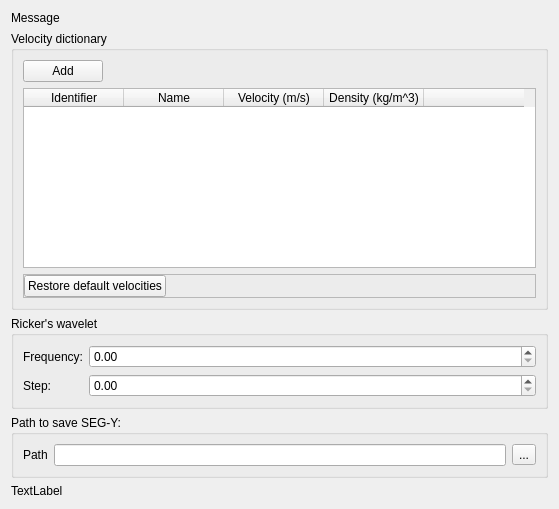
The window that console/SegyCreationPage.ui (feliperails/syntheticseis) describes before a commit, drawn with Qt 5.
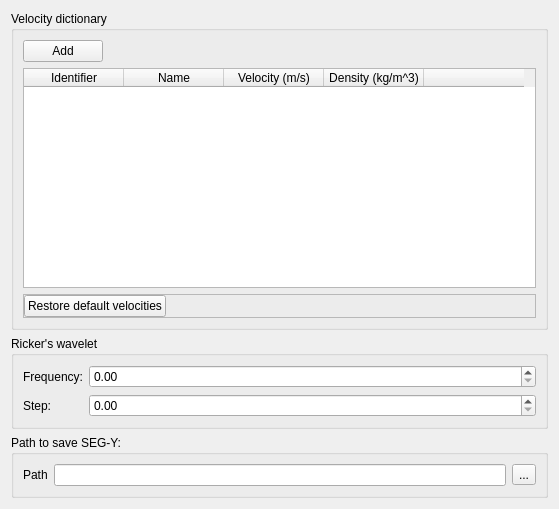
The same window after the commit.

Commit message: [TASK] Acertos nas velocidades e no texto do widget

The edit to the form file:
```diff
--- a/console/SegyCreationPage.ui
+++ b/console/SegyCreationPage.ui
@@ -23,19 +23,6 @@
    <string notr="true"/>
   </property>
   <layout class="QVBoxLayout" name="verticalLayout_2">
-   <item>
-    <widget class="QLabel" name="label_4">
-     <property name="sizePolicy">
-      <sizepolicy hsizetype="Preferred" vsizetype="MinimumExpanding">
-       <horstretch>0</horstretch>
-       <verstretch>0</verstretch>
-      </sizepolicy>
-     </property>
-     <property name="text">
-      <string>Message</string>
-     </property>
-    </widget>
-   </item>
    <item>
     <widget class="QGroupBox" name="velocityGroupBox">
      <property name="title">
@@ -204,13 +191,6 @@
      </layout>
     </widget>
    </item>
-   <item>
-    <widget class="QLabel" name="infoLabel">
-     <property name="text">
-      <string>TextLabel</string>
-     </property>
-    </widget>
-   </item>
   </layout>
  </widget>
  <resources/>
```
The commit also changes 5 other files.
